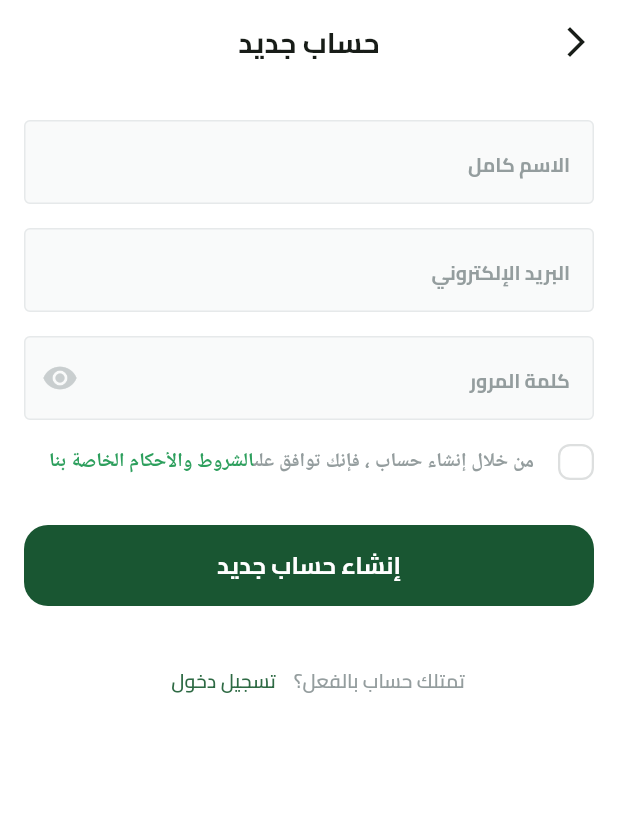
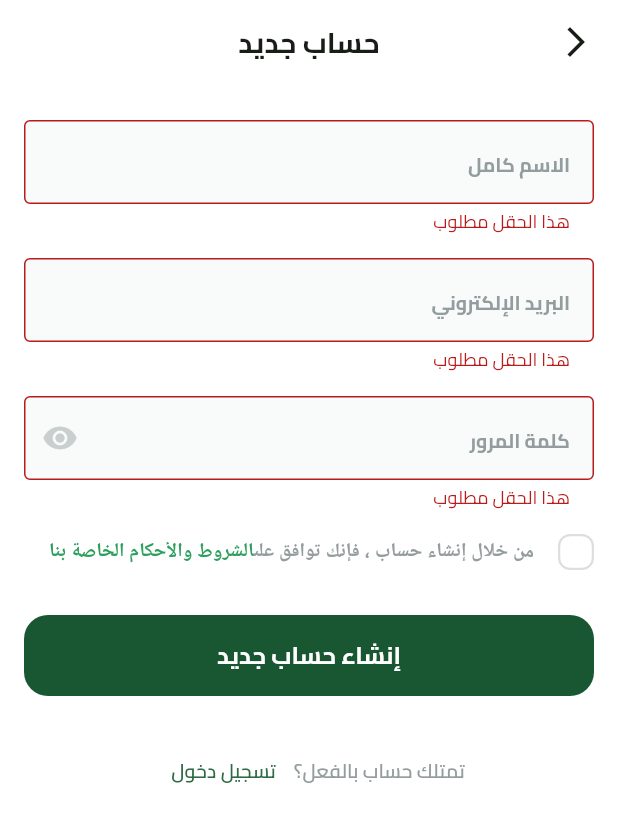
Before and after one commit to walidhussein20/FruitHub, a Flutter app: the SignUpView screen opened by its route, after a tap on "إنشاء حساب جديد", on a phone screen of 412 x 824 dp. Shown: the top 822 px of the screen. Run offline on Flutter 3.47's test engine with Material 3 defaults, Android fonts, the phone set to English and light mode, and no system bars; drawn by our look-alikes of modal_progress_hud_nsn; our stand-ins replace dartz, dots_indicator, firebase_auth, firebase_core, flutter_bloc, flutter_svg and 2 more; accounts and stored records are empty.

Commit message:
signup logic done

```diff
--- a/lib/core/widgets/custom_text_form_field.dart
+++ b/lib/core/widgets/custom_text_form_field.dart
@@ -6,14 +6,25 @@ class CustomTextFormField extends StatelessWidget {
       {super.key,
       required this.hintText,
       this.suffixIcon,
-      required this.keyboardType});
+      required this.keyboardType,
+      this.onSaved,
+      this.obscureText = false});
   final String hintText;
   final Widget? suffixIcon;
   final TextInputType keyboardType;
-
+  final void Function(String?)? onSaved;
+  final bool obscureText;
   @override
   Widget build(BuildContext context) {
     return TextFormField(
+      obscureText: obscureText,
+      onSaved: onSaved,
+      validator: (value) {
+        if (value == null || value.isEmpty) {
+          return 'هذا الحقل مطلوب';
+        }
+        return null;
+      },
       keyboardType: keyboardType,
       decoration: InputDecoration(
         filled: true,
--- /dev/null
+++ b/lib/core/widgets/password_field.dart
@@ -0,0 +1,36 @@
+import 'package:flutter/material.dart';
+import 'package:fruites_e_commerce/core/widgets/custom_text_form_field.dart';
+
+class PasswordField extends StatefulWidget {
+  const PasswordField({
+    super.key,
+    this.onSaved,
+  });
+  final void Function(String?)? onSaved;
+
+  @override
+  State<PasswordField> createState() => _PasswordFieldState();
+}
+
+class _PasswordFieldState extends State<PasswordField> {
+  bool obscureText = true;
+  @override
+  Widget build(BuildContext context) {
+    return CustomTextFormField(
+      obscureText: obscureText,
+      onSaved: widget.onSaved,
+      hintText: 'كلمة المرور',
+      keyboardType: TextInputType.visiblePassword,
+      suffixIcon: GestureDetector(
+        onTap: () {
+          obscureText = !obscureText;
+          setState(() {});
+        },
+        child: Icon(
+          obscureText ? Icons.visibility : Icons.visibility_off,
+          color: Color(0xffC9CECF),
+        ),
+      ),
+    );
+  }
+}
--- a/lib/features/auth/data/models/user_model.dart
+++ b/lib/features/auth/data/models/user_model.dart
@@ -6,6 +6,9 @@ class UserModel extends UserEntity {
 
   factory UserModel.fromFirebase(User user) {
     return UserModel(
-        uId: user.uid, email: user.email!, name: user.displayName!);
+      uId: user.uid,
+      email: user.email ?? 'No email provided',
+      name: user.displayName ?? 'No name provided',
+    );
   }
 }
--- /dev/null
+++ b/lib/features/auth/presentation/cubits/signup_cubit/signup_state.dart
@@ -0,0 +1,18 @@
+part of 'signup_cubit.dart';
+
+@immutable
+sealed class SignupState {}
+
+final class SignupInitial extends SignupState {}
+
+final class SignupLoading extends SignupState {}
+
+final class SignupSuccess extends SignupState {
+  final UserEntity userEntity;
+  SignupSuccess(this.userEntity);
+}
+
+final class SignupFailure extends SignupState {
+  final String message;
+  SignupFailure(this.message);
+}
--- a/lib/features/auth/presentation/views/signup_view.dart
+++ b/lib/features/auth/presentation/views/signup_view.dart
@@ -1,15 +1,22 @@
 import 'package:flutter/material.dart';
+import 'package:flutter_bloc/flutter_bloc.dart';
+import 'package:fruites_e_commerce/core/services/get_it_services.dart';
 import 'package:fruites_e_commerce/core/widgets/custom_app_bar.dart';
-import 'package:fruites_e_commerce/features/auth/presentation/views/widgets/signup_view_body.dart';
+import 'package:fruites_e_commerce/features/auth/domain/repos/auth_repo.dart';
+import 'package:fruites_e_commerce/features/auth/presentation/cubits/signup_cubit/signup_cubit.dart';
+import 'package:fruites_e_commerce/features/auth/presentation/views/widgets/signup_view_body_bloc_consumer.dart';
 
 class SignUpView extends StatelessWidget {
   const SignUpView({super.key});
   static const routeName = 'signup_view';
   @override
   Widget build(BuildContext context) {
-    return Scaffold(
-      appBar: buildAppBar(context, title: 'حساب جديد'),
-      body: SignUpViewBody(),
+    return BlocProvider(
+      create: (context) => SignupCubit(getIt<AuthRepo>()),
+      child: Scaffold(
+        appBar: buildAppBar(context, title: 'حساب جديد'),
+        body: SignUpViewBodyBlocConsumer(),
+      ),
     );
   }
 }
--- a/lib/features/auth/presentation/views/widgets/signup_view_body.dart
+++ b/lib/features/auth/presentation/views/widgets/signup_view_body.dart
@@ -1,44 +1,86 @@
 import 'package:flutter/material.dart';
+import 'package:flutter_bloc/flutter_bloc.dart';
+import 'package:fruites_e_commerce/core/helper_functions/build_error_bar.dart';
 
 import 'package:fruites_e_commerce/core/widgets/custom_button.dart';
 import 'package:fruites_e_commerce/core/widgets/custom_text_form_field.dart';
+import 'package:fruites_e_commerce/features/auth/presentation/cubits/signup_cubit/signup_cubit.dart';
 import 'package:fruites_e_commerce/features/auth/presentation/views/widgets/have_an_account.dart';
+import 'package:fruites_e_commerce/core/widgets/password_field.dart';
 import 'package:fruites_e_commerce/features/auth/presentation/views/widgets/terms_and_conditions.dart';
 
-class SignUpViewBody extends StatelessWidget {
+class SignUpViewBody extends StatefulWidget {
   const SignUpViewBody({super.key});
 
+  @override
+  State<SignUpViewBody> createState() => _SignUpViewBodyState();
+}
+
+class _SignUpViewBodyState extends State<SignUpViewBody> {
+  final GlobalKey<FormState> formKey = GlobalKey<FormState>();
+  AutovalidateMode autovalidateMode = AutovalidateMode.disabled;
+  late String email;
+  late String password;
+  late String name;
+  late bool isTermsAccepted = false;
   @override
   Widget build(BuildContext context) {
     return Padding(
       padding: const EdgeInsets.symmetric(horizontal: 16),
       child: SingleChildScrollView(
+        child: Form(
+          key: formKey,
+          autovalidateMode: autovalidateMode,
           child: Column(
             children: [
               SizedBox(height: 24),
               CustomTextFormField(
+                onSaved: (value) {
+                  name = value!;
+                },
                 hintText: 'الاسم كامل',
                 keyboardType: TextInputType.name,
               ),
               SizedBox(height: 16),
               CustomTextFormField(
+                onSaved: (value) {
+                  email = value!;
+                },
                 hintText: 'البريد الإلكتروني',
                 keyboardType: TextInputType.emailAddress,
               ),
               SizedBox(height: 16),
-            CustomTextFormField(
-              hintText: 'كلمة المرور',
-              keyboardType: TextInputType.visiblePassword,
-              suffixIcon: Icon(
-                Icons.visibility,
-                color: Color(0xffC9CECF),
-              ),
+              PasswordField(
+                onSaved: (value) {
+                  password = value!;
+                },
               ),
               SizedBox(height: 16),
-            TermsAndConditions(),
+              TermsAndConditions(
+                onChanged: (value) {
+                  isTermsAccepted = value;
+                },
+              ),
               SizedBox(height: 30),
               CustomButton(
-              onPressed: () {},
+                onPressed: () {
+                  if (formKey.currentState!.validate()) {
+                    formKey.currentState!.save();
+                    if (isTermsAccepted) {
+                      context
+                          .read<SignupCubit>()
+                          .createUserWithEmailAndPassword(
+                              email, password, name);
+                      buildErrorBar(context, 'تم انشاء الحساب بنجاح');
+                    } else {
+                      buildErrorBar(context, 'يجب قبول الشروط والأحكام');
+                    }
+                  } else {
+                    setState(() {
+                      autovalidateMode = AutovalidateMode.always;
+                    });
+                  }
+                },
                 text: 'إنشاء حساب جديد',
               ),
               SizedBox(height: 26),
@@ -46,6 +88,7 @@ class SignUpViewBody extends StatelessWidget {
             ],
           ),
         ),
+      ),
     );
   }
 }
--- /dev/null
+++ b/lib/features/auth/presentation/views/widgets/signup_view_body_bloc_consumer.dart
@@ -0,0 +1,30 @@
+import 'package:flutter/material.dart';
+import 'package:flutter_bloc/flutter_bloc.dart';
+import 'package:fruites_e_commerce/core/helper_functions/build_error_bar.dart';
+import 'package:fruites_e_commerce/features/auth/presentation/cubits/signup_cubit/signup_cubit.dart';
+import 'package:fruites_e_commerce/features/auth/presentation/views/widgets/signup_view_body.dart';
+import 'package:modal_progress_hud_nsn/modal_progress_hud_nsn.dart';
+
+class SignUpViewBodyBlocConsumer extends StatelessWidget {
+  const SignUpViewBodyBlocConsumer({
+    super.key,
+  });
+
+  @override
+  Widget build(BuildContext context) {
+    return BlocConsumer<SignupCubit, SignupState>(
+      listener: (context, state) {
+        if (state is SignupSuccess) {}
+        if (state is SignupFailure) {
+          buildErrorBar(context, state.message);
+        }
+      },
+      builder: (context, state) {
+        return ModalProgressHUD(
+          inAsyncCall: state is SignupLoading ? true : false,
+          child: SignUpViewBody(),
+        );
+      },
+    );
+  }
+}
--- a/lib/features/auth/presentation/views/widgets/terms_and_conditions.dart
+++ b/lib/features/auth/presentation/views/widgets/terms_and_conditions.dart
@@ -4,14 +4,15 @@ import 'package:fruites_e_commerce/core/utils/app_text_styles.dart';
 import 'package:fruites_e_commerce/features/auth/presentation/views/widgets/custom_check_box.dart';
 
 class TermsAndConditions extends StatefulWidget {
-  const TermsAndConditions({super.key});
-
+  const TermsAndConditions({super.key, required this.onChanged});
+  final ValueChanged<bool> onChanged;
   @override
   State<TermsAndConditions> createState() => _TermsAndConditionsState();
 }
 
 class _TermsAndConditionsState extends State<TermsAndConditions> {
   bool isTermsAccepted = false;
+
   @override
   Widget build(BuildContext context) {
     return Row(
@@ -20,6 +21,7 @@ class _TermsAndConditionsState extends State<TermsAndConditions> {
           isChecked: isTermsAccepted,
           onChanged: (bool value) {
             isTermsAccepted = value;
+            widget.onChanged(value);
             setState(() {});
           },
         ),
--- a/lib/main.dart
+++ b/lib/main.dart
@@ -2,6 +2,7 @@ import 'package:firebase_core/firebase_core.dart';
 import 'package:flutter/material.dart';
 import 'package:flutter_localizations/flutter_localizations.dart';
 import 'package:fruites_e_commerce/core/helper_functions/on_generate_routes.dart';
+import 'package:fruites_e_commerce/core/services/get_it_services.dart';
 import 'package:fruites_e_commerce/core/services/shared_preferences_singleton.dart';
 import 'package:fruites_e_commerce/core/utils/app_colors.dart';
 import 'package:fruites_e_commerce/features/splash/presentation/views/splash_view.dart';
@@ -14,6 +15,7 @@ void main() async {
     options: DefaultFirebaseOptions.currentPlatform,
   );
   await Prefs.init();
+  setupGetit();
   runApp(const FruitHub());
 }
 
--- a/pubspec.yaml
+++ b/pubspec.yaml
@@ -35,9 +35,12 @@ dependencies:
   firebase_core: ^3.13.0
   flutter:
     sdk: flutter
+  flutter_bloc: ^8.1.6
   flutter_localizations:
     sdk: flutter
   flutter_svg: ^2.0.17
+  get_it: ^8.0.3
+  modal_progress_hud_nsn: ^0.5.1
   shared_preferences: ^2.5.2
 
 dev_dependencies:
```
Also changed, not shown: lib/core/helper_functions/build_error_bar.dart (added, +9 -0 lines), lib/core/services/firebase_auth_services.dart (+9 -4 lines), lib/core/services/get_it_services.dart (added, +12 -0 lines), lib/features/auth/data/repos/auth_repo_impl.dart (renamed from lib/features/auth/data/repos/auth_repo_immpl.dart, +6 -3 lines), lib/features/auth/presentation/cubits/signup_cubit/signup_cubit.dart (added, +26 -0 lines), pubspec.lock, 1 other file. Lines whose indentation alone changed are shown as unchanged.
